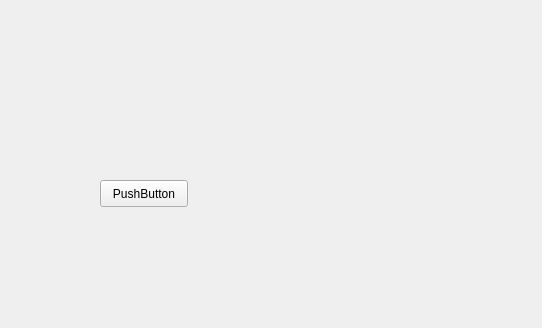
Above: vista/VentanaPrincipal.ui from JmateoAF/NutriVidaPython before the change. Below: the same form after it.
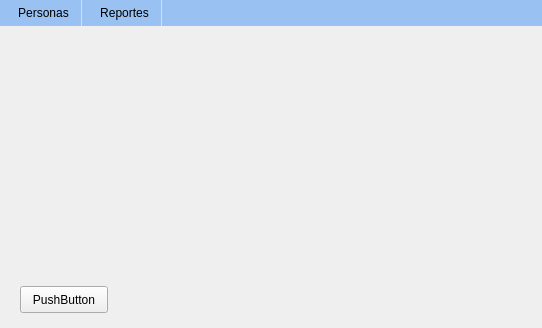
That is the form after the change.

```diff
--- a/vista/VentanaPrincipal.ui
+++ b/vista/VentanaPrincipal.ui
@@ -2,6 +2,9 @@
 <ui version="4.0">
  <class>MainWindow</class>
  <widget class="QMainWindow" name="MainWindow">
+  <property name="enabled">
+   <bool>true</bool>
+  </property>
   <property name="geometry">
    <rect>
     <x>0</x>
@@ -14,15 +17,24 @@
    <string>MainWindow</string>
   </property>
   <widget class="QWidget" name="centralwidget">
+   <property name="styleSheet">
+    <string notr="true"/>
+   </property>
    <widget class="QPushButton" name="btnGuardar">
+    <property name="enabled">
+     <bool>true</bool>
+    </property>
     <property name="geometry">
      <rect>
-      <x>100</x>
-      <y>180</y>
+      <x>20</x>
+      <y>260</y>
       <width>88</width>
       <height>27</height>
      </rect>
     </property>
+    <property name="styleSheet">
+     <string notr="true"/>
+    </property>
     <property name="text">
      <string>PushButton</string>
     </property>
@@ -34,9 +46,28 @@
      <x>0</x>
      <y>0</y>
      <width>542</width>
-     <height>24</height>
+     <height>31</height>
     </rect>
    </property>
+   <property name="styleSheet">
+    <string notr="true">#menubar{
+	background-color: rgb(153, 193, 241);
+}
+
+QMenuBar::item { padding: 6px 12px; border-right: 1px solid #cfe5d9; }</string>
+   </property>
+   <widget class="QMenu" name="menuPersonas">
+    <property name="title">
+     <string>Personas</string>
+    </property>
+   </widget>
+   <widget class="QMenu" name="menuReportes">
+    <property name="title">
+     <string>Reportes</string>
+    </property>
+   </widget>
+   <addaction name="menuPersonas"/>
+   <addaction name="menuReportes"/>
   </widget>
  </widget>
  <resources/>
```
Left out of the diff: 5 changed lines with no effect on the pictures.
